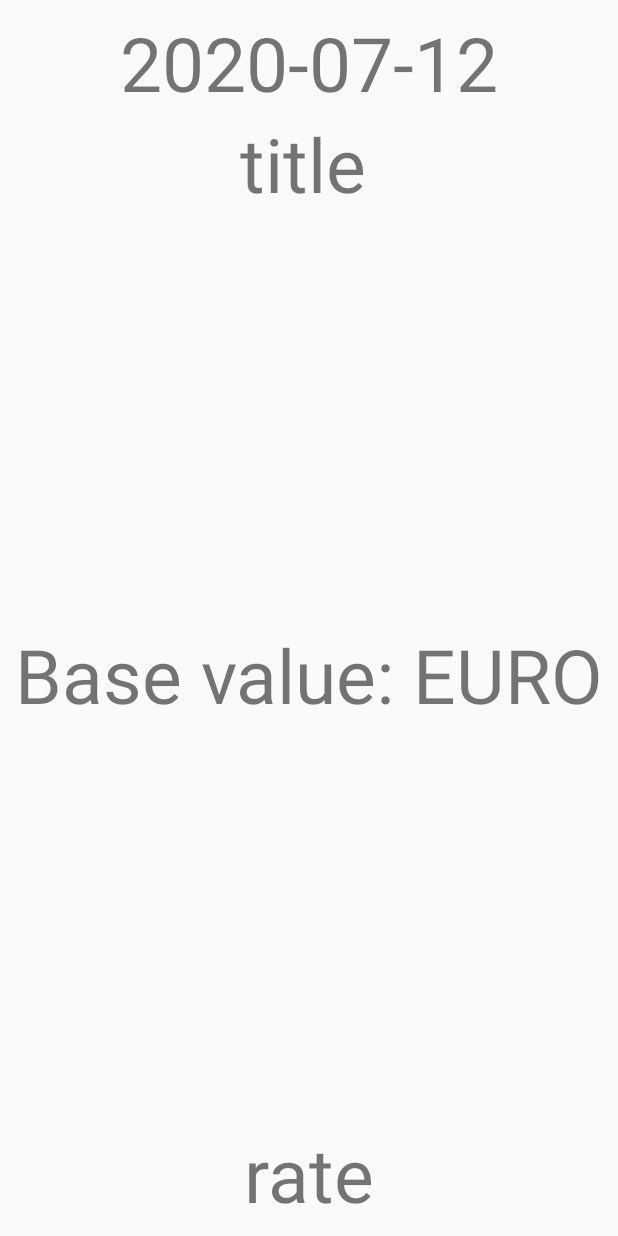
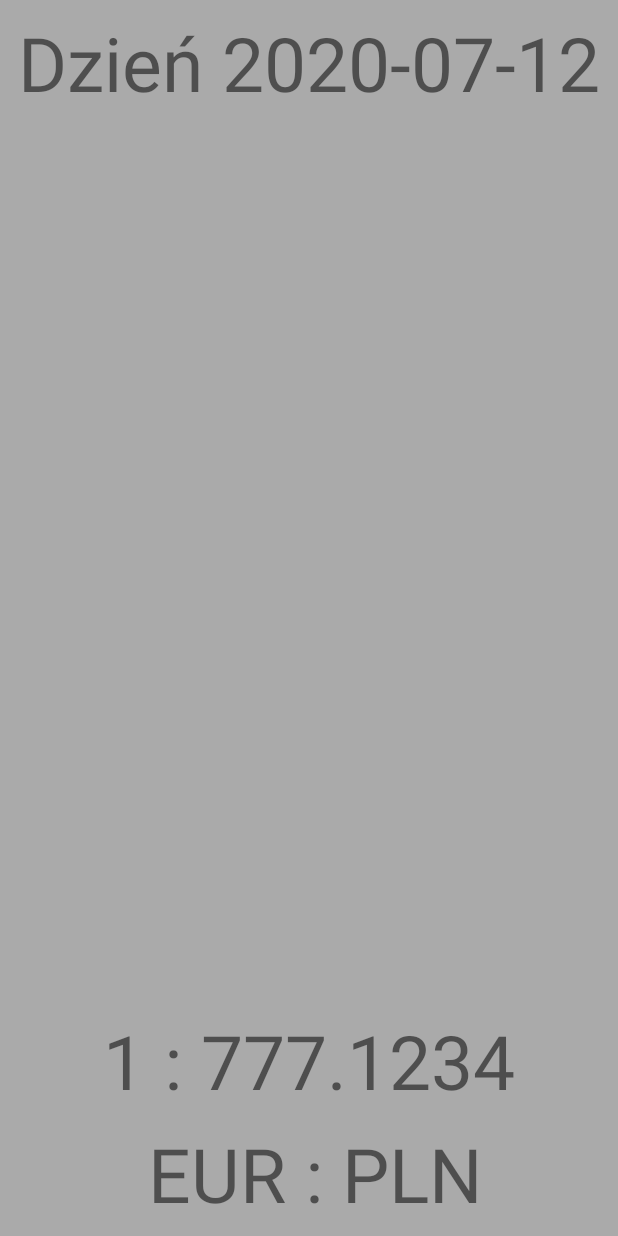
Before and after one commit to wsobocinski/FixerCurrency, an Android app: the layout fragment_currency.xml on its own in the app's theme, with its tools: preview values and no code run, on a phone screen of 412 x 824 dp. Run offline under Robolectric (Android 15) with nearby library versions, the phone set to English and light mode, and no system bars.

Commit message:
Fixed bug with creating new objects when clicking back from CurrencyFragment to MainFragment. UI changes for fragment layouts.

```diff
--- a/app/src/main/java/com/example/fixercurrency/repository/FixerRepository.kt
+++ b/app/src/main/java/com/example/fixercurrency/repository/FixerRepository.kt
@@ -44,14 +44,10 @@ object FixerRepository {
             try {
                 val propertyResult = getPropertyDeferred.await()
                 fixer.value = propertyResult
-//                fixer.notifyObserver()
             } catch (e: Exception) {
                 Log.d(TAG, "getFixerResponse: " + e.message)
             }
         }
         return fixer
     }
-    private fun <T> MutableLiveData<T>.notifyObserver() {
-        this.value = this.value
-    }
 }
--- a/app/src/main/res/layout/fragment_currency.xml
+++ b/app/src/main/res/layout/fragment_currency.xml
@@ -13,6 +13,7 @@
     <androidx.constraintlayout.widget.ConstraintLayout
         android:layout_width="match_parent"
         android:layout_height="match_parent"
+        android:background="@android:color/darker_gray"
         tools:context=".fragment.CurrencyFragment">
 
         <TextView
@@ -20,37 +21,25 @@
             android:layout_width="wrap_content"
             android:layout_height="wrap_content"
             android:layout_marginTop="8dp"
+            android:text="@{`Dzień ` + viewModel.currentCurrency.date}"
             android:textSize="50sp"
-            android:text="@{viewModel.currentCurrency.date}"
             app:layout_constraintEnd_toEndOf="parent"
             app:layout_constraintStart_toStartOf="parent"
             app:layout_constraintTop_toTopOf="parent"
-            tools:text="@string/date_placeholder"/>
+            tools:text="@string/date_placeholder" />
 
         <TextView
             android:id="@+id/currency_symbol"
             android:layout_width="wrap_content"
             android:layout_height="wrap_content"
-            android:layout_marginEnd="8dp"
+            android:layout_marginStart="8dp"
+            android:layout_marginBottom="8dp"
+            android:text="@{`EUR : ` + viewModel.currentCurrency.symbol}"
             android:textSize="50sp"
-            android:text="@{viewModel.currentCurrency.symbol}"
+            app:layout_constraintBottom_toBottomOf="parent"
             app:layout_constraintEnd_toEndOf="parent"
             app:layout_constraintStart_toStartOf="parent"
-            app:layout_constraintTop_toBottomOf="@+id/currency_date"
             tools:text="@string/title_placeholder" />
-
-        <TextView
-            android:layout_width="wrap_content"
-            android:layout_height="wrap_content"
-            android:layout_marginStart="8dp"
-            android:layout_marginTop="8dp"
-            android:layout_marginEnd="8dp"
-            android:text="@string/base_value_euro"
-            android:textSize="50sp"
-            app:layout_constraintBottom_toTopOf="@+id/currency_value"
-            app:layout_constraintEnd_toEndOf="parent"
-            app:layout_constraintStart_toStartOf="parent"
-            app:layout_constraintTop_toBottomOf="@+id/currency_symbol" />
 
         <TextView
             android:id="@+id/currency_value"
@@ -59,9 +48,9 @@
             android:layout_marginStart="8dp"
             android:layout_marginEnd="8dp"
             android:layout_marginBottom="8dp"
+            android:text="@{`1 : ` + viewModel.currentCurrency.exchangeValue}"
             android:textSize="50sp"
-            android:text="@{viewModel.currentCurrency.exchangeValue}"
-            app:layout_constraintBottom_toBottomOf="parent"
+            app:layout_constraintBottom_toTopOf="@+id/currency_symbol"
             app:layout_constraintEnd_toEndOf="parent"
             app:layout_constraintStart_toStartOf="parent"
             tools:text="@string/rate_placeholder" />
--- a/app/src/main/res/layout/fragment_main.xml
+++ b/app/src/main/res/layout/fragment_main.xml
@@ -11,6 +11,7 @@
 
     <androidx.recyclerview.widget.RecyclerView
         android:id="@+id/fixer_properties_list"
+        android:background="@android:color/darker_gray"
         android:layout_width="match_parent"
         android:layout_height="match_parent"
         app:layoutManager="androidx.recyclerview.widget.LinearLayoutManager" />
--- a/app/src/main/res/values/strings.xml
+++ b/app/src/main/res/values/strings.xml
@@ -2,8 +2,7 @@
     <string name="app_name">FixerCurrency</string>
     <string name="hello_blank_fragment">Hello blank fragment</string>
     <string name="check_previous_day_value">Check Previous Day Value</string>
-    <string name="rate_placeholder">rate</string>
-    <string name="title_placeholder">title</string>
-    <string name="base_value_euro">Base value: EURO</string>
-    <string name="date_placeholder">2020-07-12</string>
+    <string name="rate_placeholder">1 : 777.1234</string>
+    <string name="title_placeholder">EUR : PLN</string>
+    <string name="date_placeholder">Dzień 2020-07-12</string>
 </resources>
```
Also changed, not shown: app/src/main/java/com/example/fixercurrency/fragment/MainFragment.kt (+7 -2 lines), app/src/main/java/com/example/fixercurrency/model/Rates.kt (+1 -1 lines), app/src/main/java/com/example/fixercurrency/viewmodel/MainFragmentViewModel.kt (+5 -3 lines).
